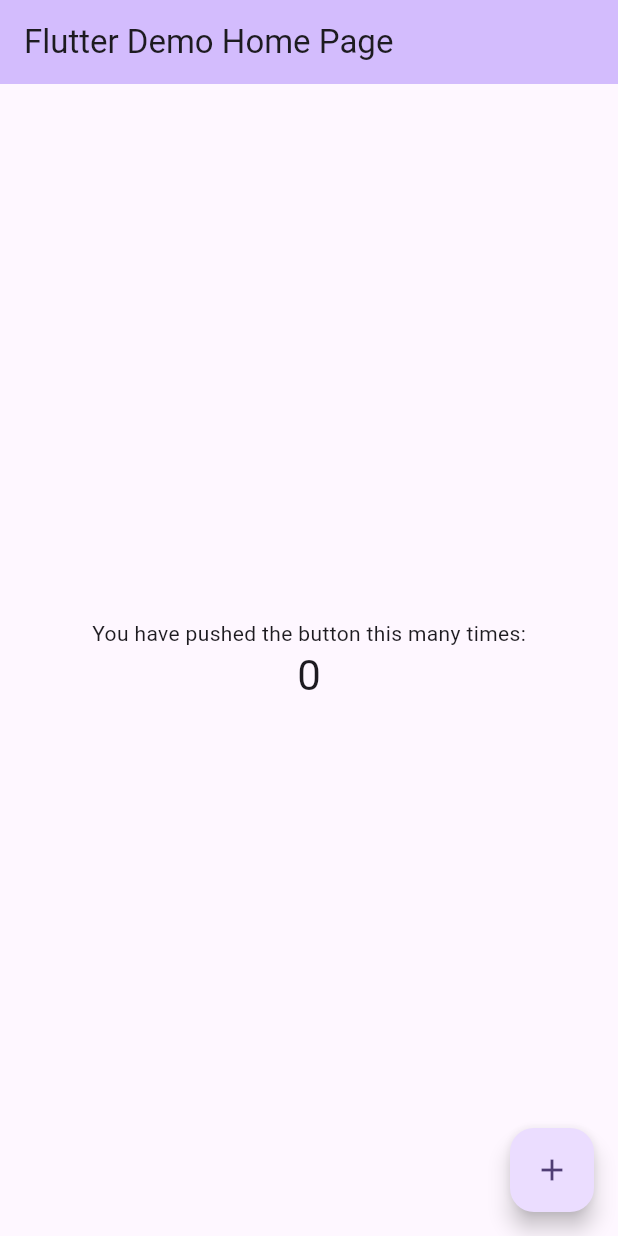
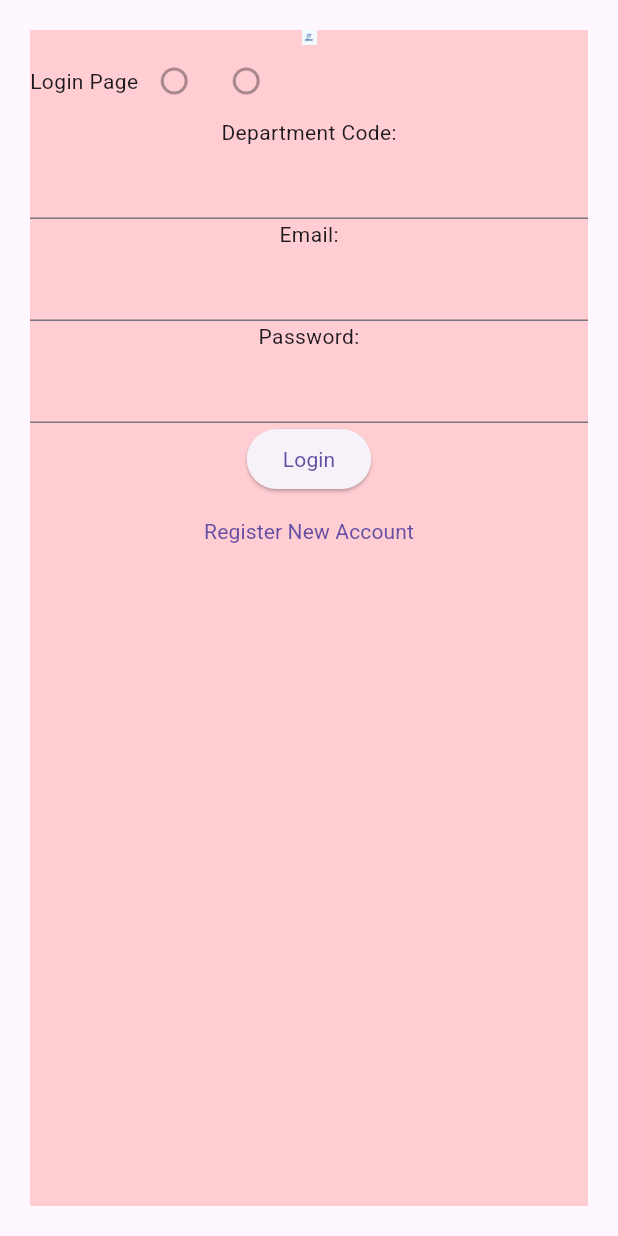
Before and after one commit to joliechieng2004-pixel/FYP---WorkNest, a Flutter app: the screen it shows after launch, on a phone screen of 412 x 824 dp. Run offline on Flutter 3.47's test engine with Material 3 defaults, Android fonts, the phone set to English and light mode, and no system bars; Roboto replaces fonts that are missing (OpenSans).

Commit message:
update 2/25/2026

```diff
--- /dev/null
+++ b/lib/login.dart
@@ -0,0 +1,54 @@
+import 'package:flutter/material.dart';
+
+class LoginPage extends StatelessWidget {
+  const LoginPage({super.key});
+
+  @override
+  Widget build(BuildContext context) {
+    return Scaffold(
+      body: Container(
+        margin: EdgeInsets.all(20),
+        decoration: BoxDecoration(color: Colors.red[100]),
+        child: Column(
+          children: [
+            Image.asset("assets/images/logo.png", height: 10),
+            Row(
+              children: [
+                Text("Login Page"),
+                Radio(value: "Manager"), Radio(value: "Worker"),
+              ],
+            ),
+            Column(
+              children: [
+                Text("Department Code:"),
+                TextField(),
+              ],
+            ),
+            Column(
+              children: [
+                Text("Email:"),
+                TextField(),
+              ],
+            ),
+            Column(
+              children: [
+                Text("Password:"),
+                TextField( obscureText: true),
+              ]
+            ),
+            ElevatedButton(onPressed: Login, child: Text("Login")),
+            TextButton(onPressed: Register, child: Text("Register New Account"))
+          ]
+        )
+      )
+    );
+  }
+
+  void Login() {
+    print("Logging In...");
+  }
+
+  void Register() {
+    print("Redirecting to Register Page...");
+  }
+}
--- a/lib/main.dart
+++ b/lib/main.dart
@@ -1,6 +1,11 @@
 import 'package:flutter/material.dart';
+//import 'package:firebase_core/firebase_core.dart';
+//import 'firebase_options.dart';
+//import 'package:flutter_application_1/manager_screens/manager_home.dart';
+import 'package:worknest/splash.dart';
+//import 'package:flutter_application_1/login.dart';
 
-void main() {
+void main() async {
   runApp(const MyApp());
 }
 
@@ -11,112 +16,10 @@ class MyApp extends StatelessWidget {
   @override
   Widget build(BuildContext context) {
     return MaterialApp(
-      title: 'Flutter Demo',
-      theme: ThemeData(
-        // This is the theme of your application.
-        //
-        // TRY THIS: Try running your application with "flutter run". You'll see
-        // the application has a purple toolbar. Then, without quitting the app,
-        // try changing the seedColor in the colorScheme below to Colors.green
-        // and then invoke "hot reload" (save your changes or press the "hot
-        // reload" button in a Flutter-supported IDE, or press "r" if you used
-        // the command line to start the app).
-        //
-        // Notice that the counter didn't reset back to zero; the application
-        // state is not lost during the reload. To reset the state, use hot
-        // restart instead.
-        //
-        // This works for code too, not just values: Most code changes can be
-        // tested with just a hot reload.
-        colorScheme: .fromSeed(seedColor: Colors.deepPurple),
-      ),
-      home: const MyHomePage(title: 'Flutter Demo Home Page'),
+      debugShowCheckedModeBanner: false,
+      theme: ThemeData(fontFamily: 'OpenSans'),
+      home: const SplashScreen(),
+      //home: const LoginPage(),
     );
   }
 }
-
-class MyHomePage extends StatefulWidget {
-  const MyHomePage({super.key, required this.title});
-
-  // This widget is the home page of your application. It is stateful, meaning
-  // that it has a State object (defined below) that contains fields that affect
-  // how it looks.
-
-  // This class is the configuration for the state. It holds the values (in this
-  // case the title) provided by the parent (in this case the App widget) and
-  // used by the build method of the State. Fields in a Widget subclass are
-  // always marked "final".
-
-  final String title;
-
-  @override
-  State<MyHomePage> createState() => _MyHomePageState();
-}
-
-class _MyHomePageState extends State<MyHomePage> {
-  int _counter = 0;
-
-  void _incrementCounter() {
-    setState(() {
-      // This call to setState tells the Flutter framework that something has
-      // changed in this State, which causes it to rerun the build method below
-      // so that the display can reflect the updated values. If we changed
-      // _counter without calling setState(), then the build method would not be
-      // called again, and so nothing would appear to happen.
-      _counter++;
-    });
-  }
-
-  @override
-  Widget build(BuildContext context) {
-    // This method is rerun every time setState is called, for instance as done
-    // by the _incrementCounter method above.
-    //
-    // The Flutter framework has been optimized to make rerunning build methods
-    // fast, so that you can just rebuild anything that needs updating rather
-    // than having to individually change instances of widgets.
-    return Scaffold(
-      appBar: AppBar(
-        // TRY THIS: Try changing the color here to a specific color (to
-        // Colors.amber, perhaps?) and trigger a hot reload to see the AppBar
-        // change color while the other colors stay the same.
-        backgroundColor: Theme.of(context).colorScheme.inversePrimary,
-        // Here we take the value from the MyHomePage object that was created by
-        // the App.build method, and use it to set our appbar title.
-        title: Text(widget.title),
-      ),
-      body: Center(
-        // Center is a layout widget. It takes a single child and positions it
-        // in the middle of the parent.
-        child: Column(
-          // Column is also a layout widget. It takes a list of children and
-          // arranges them vertically. By default, it sizes itself to fit its
-          // children horizontally, and tries to be as tall as its parent.
-          //
-          // Column has various properties to control how it sizes itself and
-          // how it positions its children. Here we use mainAxisAlignment to
-          // center the children vertically; the main axis here is the vertical
-          // axis because Columns are vertical (the cross axis would be
-          // horizontal).
-          //
-          // TRY THIS: Invoke "debug painting" (choose the "Toggle Debug Paint"
-          // action in the IDE, or press "p" in the console), to see the
-          // wireframe for each widget.
-          mainAxisAlignment: .center,
-          children: [
-            const Text('You have pushed the button this many times:'),
-            Text(
-              '$_counter',
-              style: Theme.of(context).textTheme.headlineMedium,
-            ),
-          ],
-        ),
-      ),
-      floatingActionButton: FloatingActionButton(
-        onPressed: _incrementCounter,
-        tooltip: 'Increment',
-        child: const Icon(Icons.add),
-      ),
-    );
-  }
-}
```
Also changed, not shown: lib/splash.dart (added, +47 -0 lines), pubspec.yaml (+13 -8 lines), assets/fonts/Roboto-Bold.ttf (added), assets/fonts/Roboto-Italic.ttf (added), assets/fonts/Roboto-Regular.ttf (added), assets/images/employees.png (added), assets/images/home.png (added), assets/images/logo.png (added), assets/images/report.png (added), assets/images/schedule.png (added), assets/images/user.png (added), lib/register.dart (added).
